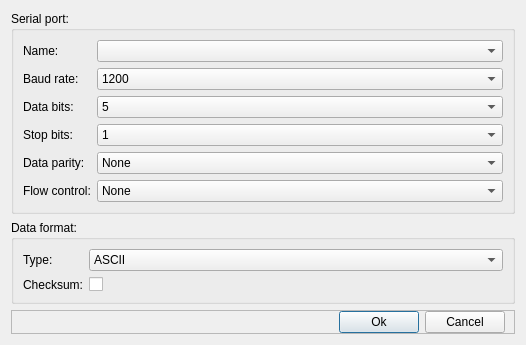
This is src/window_configuration.ui in mic90/SerialDataRecorder as Qt 5 draws it before an edit. The edited form follows.
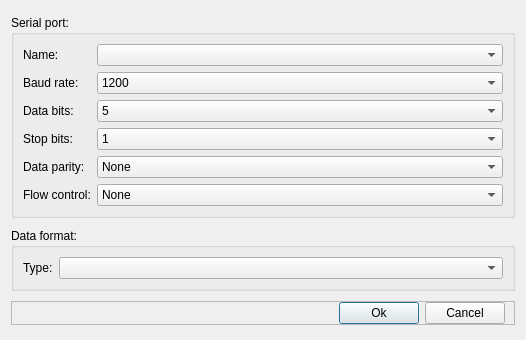
This is the edited form. Icons and pictures are not drawn.

```diff
--- a/src/window_configuration.ui
+++ b/src/window_configuration.ui
@@ -245,32 +245,7 @@
        </widget>
       </item>
       <item row="0" column="1">
-       <widget class="QComboBox" name="dataFormat">
-        <item>
-         <property name="text">
-          <string>ASCII</string>
-         </property>
-        </item>
-        <item>
-         <property name="text">
-          <string>Binary</string>
-         </property>
-        </item>
-       </widget>
-      </item>
-      <item row="1" column="0">
-       <widget class="QLabel" name="label_9">
-        <property name="text">
-         <string>Checksum:</string>
-        </property>
-       </widget>
-      </item>
-      <item row="1" column="1">
-       <widget class="QCheckBox" name="checkSum">
-        <property name="text">
-         <string/>
-        </property>
-       </widget>
+       <widget class="QComboBox" name="dataFormat"/>
       </item>
      </layout>
     </widget>
```
